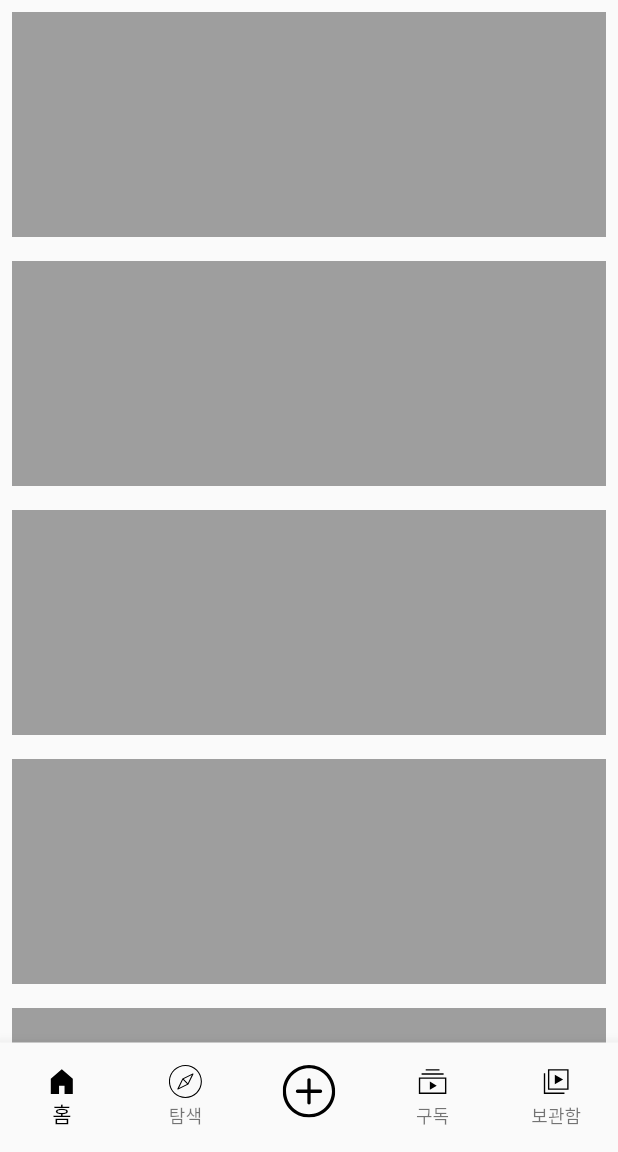
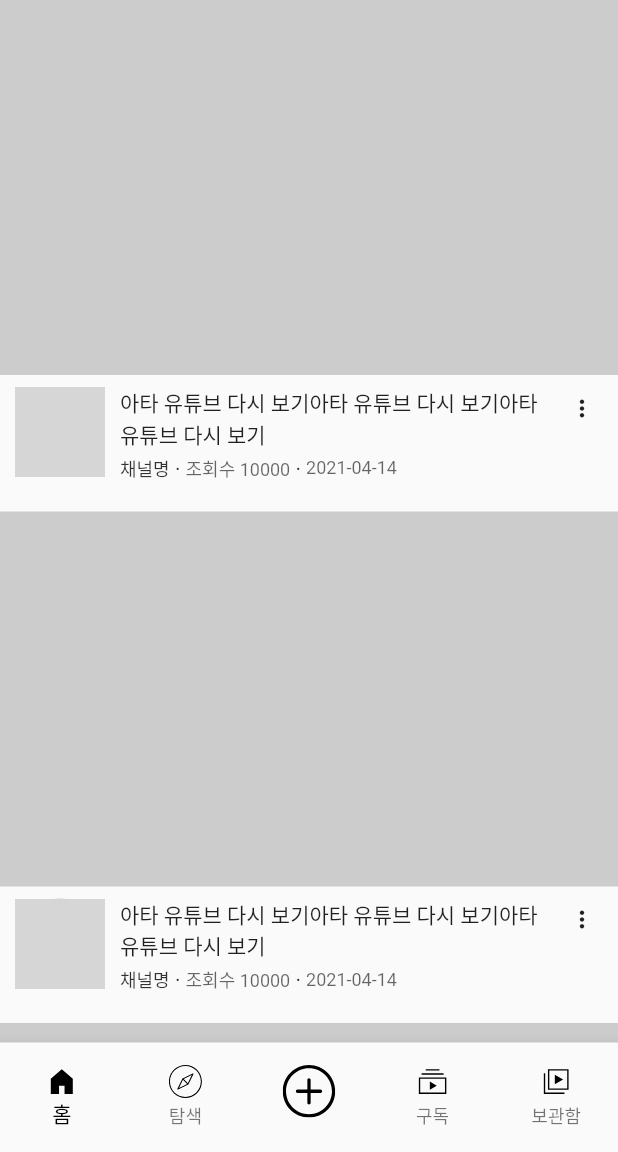
Before and after one commit to inma06/Flutter_Youtube_Clone_App, a Flutter app: the screen it shows after launch, on a phone screen of 412 x 824 dp, the part 84-1236 px from its top. Run offline on Flutter 3.47's test engine with Material 2 defaults, Android fonts, the phone set to English and light mode, and no system bars; our stand-ins replace flutter_svg, get; network calls fail; grey boxes are pictures that could not be loaded.

Commit message:
[Create]  - video_widget.dart    UI Component
 - youtube_detail.dart
   UI Component
   Create Route ("detail/:videoId")

```diff
--- a/lib/main.dart
+++ b/lib/main.dart
@@ -3,6 +3,7 @@ import 'package:flutter/material.dart';
 import 'package:get/get.dart';
 import 'package:youtube_clone_app/src/app.dart';
 import 'package:youtube_clone_app/src/binding/init_binding.dart';
+import 'package:youtube_clone_app/src/components/youtube_detail.dart';
 
 void main() {
   runApp(MyApp());
@@ -22,7 +23,10 @@ class MyApp extends StatelessWidget {
       ),
       initialBinding: InitBinding(),
       initialRoute: "/",
-      getPages: [GetPage(name: "/", page: () => App())],
+      getPages: [
+        GetPage(name: "/", page: () => App()),
+        GetPage(name: "/detail/:videoId", page: () => YoutubeDetail()),
+      ],
     );
   }
 }
--- /dev/null
+++ b/lib/src/components/video_widget.dart
@@ -0,0 +1,88 @@
+import 'package:flutter/material.dart';
+import 'package:get/get.dart';
+
+class VideoWidget extends StatelessWidget {
+  const VideoWidget({Key key}) : super(key: key);
+
+  Widget _thumbnail() {
+    return Container(
+      height: 250,
+      color: Colors.grey.withOpacity(0.5), // TODO: NetWork로 대체
+    );
+  }
+
+  Widget _simpleDetailInfo() {
+    return Container(
+      padding: const EdgeInsets.only(left: 10, top: 5, bottom: 20),
+      child: Row(
+        children: [
+          CircleAvatar(
+            radius: 30,
+            backgroundColor: Colors.grey.withOpacity(0.5),
+            backgroundImage: Image.network(
+                    "https://yt3.ggpht.com/ytc/AAUvwngEehZhnDTCZpvgqOgN2h0j-JXAI8d7SbODofu9gA=s88-c-k-c0x00ffffff-no-rj")
+                .image,
+          ),
+          SizedBox(
+            width: 10,
+          ),
+          Expanded(
+            child: Column(
+              children: [
+                Row(
+                  mainAxisAlignment: MainAxisAlignment.spaceBetween,
+                  children: [
+                    Expanded(
+                      child: Text(
+                        "아타 유튜브 다시 보기아타 유튜브 다시 보기아타 유튜브 다시 보기",
+                        maxLines: 2,
+                      ),
+                    ),
+                    IconButton(
+                      alignment: Alignment.topCenter,
+                      icon: const Icon(Icons.more_vert, size: 18),
+                      onPressed: () {},
+                    )
+                  ],
+                ),
+                Row(
+                  children: [
+                    Text(
+                      "채널명",
+                      style: TextStyle(
+                          fontSize: 12, color: Colors.black.withOpacity(0.8)),
+                    ),
+                    Text(" · "),
+                    Text(
+                      "조회수 10000",
+                      style: TextStyle(
+                          fontSize: 12, color: Colors.black.withOpacity(0.6)),
+                    ),
+                    Text(" · "),
+                    Text(
+                      "2021-04-14",
+                      style: TextStyle(
+                          fontSize: 12, color: Colors.black.withOpacity(0.6)),
+                    ),
+                  ],
+                )
+              ],
+            ),
+          )
+        ],
+      ),
+    );
+  }
+
+  @override
+  Widget build(BuildContext context) {
+    return Container(
+      child: Column(
+        children: [
+          _thumbnail(),
+          _simpleDetailInfo(),
+        ],
+      ),
+    );
+  }
+}
--- /dev/null
+++ b/lib/src/components/youtube_detail.dart
@@ -0,0 +1,15 @@
+import 'package:flutter/material.dart';
+import 'package:get/get.dart';
+
+class YoutubeDetail extends StatelessWidget {
+  const YoutubeDetail({Key key}) : super(key: key);
+
+  @override
+  Widget build(BuildContext context) {
+    return Container(
+      child: Center(
+        child: Text(Get.parameters["videoId"]),
+      ),
+    );
+  }
+}
--- a/lib/src/pages/home.dart
+++ b/lib/src/pages/home.dart
@@ -1,5 +1,7 @@
 import 'package:flutter/material.dart';
+import 'package:get/get.dart';
 import 'package:youtube_clone_app/src/components/custom_appbar.dart';
+import 'package:youtube_clone_app/src/components/video_widget.dart';
 
 class Home extends StatelessWidget {
   const Home({Key key}) : super(key: key);
@@ -17,12 +19,12 @@ class Home extends StatelessWidget {
           SliverList(
             delegate: SliverChildBuilderDelegate(
               (context, index) {
-                return Padding(
-                  padding: const EdgeInsets.all(8.0),
-                  child: Container(
-                    height: 150,
-                    color: Colors.grey,
-                  ),
+                return GestureDetector(
+                  onTap: () {
+                    //page route
+                    Get.toNamed("/detail/239587");
+                  },
+                  child: VideoWidget(),
                 );
               },
               childCount: 10,
```
